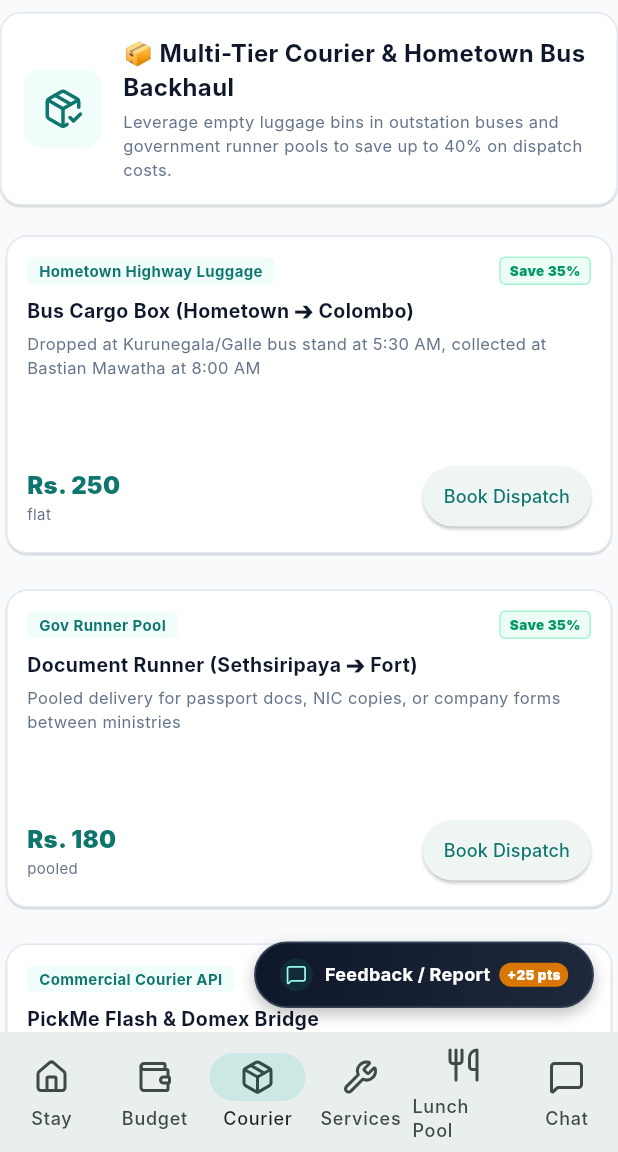
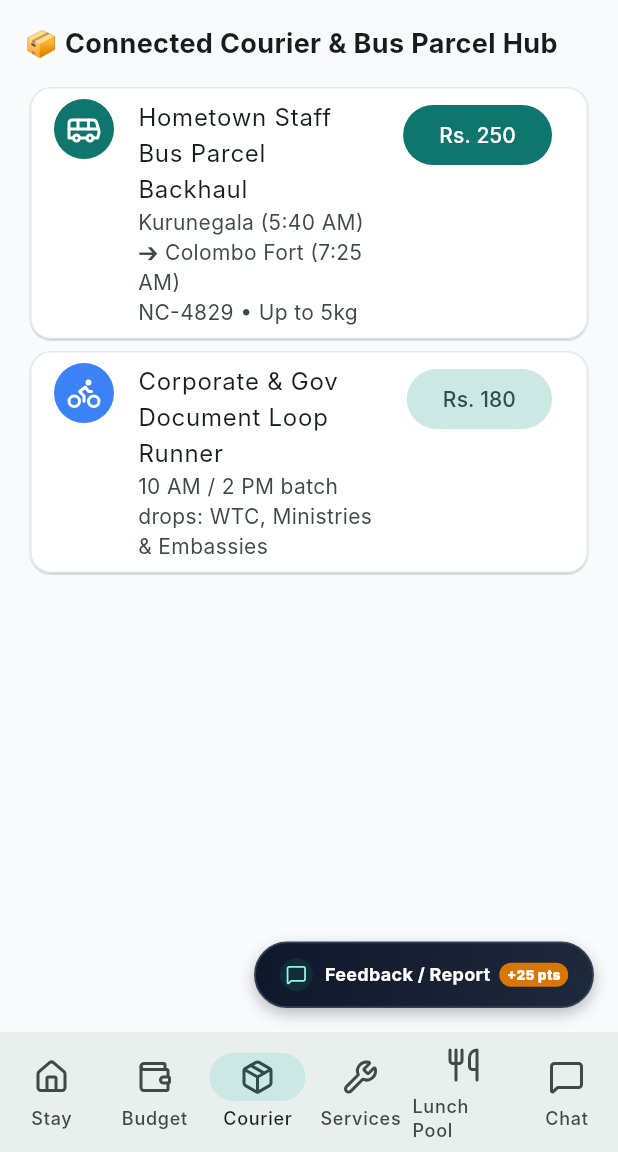
Before and after one commit to cmsys-v2/Colombo-Hub, a Flutter app: the screen it shows after launch, item 3 of the bottom bar chosen, on a phone screen of 412 x 824 dp, the part 84-1236 px from its top. Run offline on Flutter 3.47's test engine with Material 3 defaults, Android fonts, the phone set to English and light mode, and no system bars; our stand-ins replace firebase_core, firebase_remote_config, flutter_riverpod, geolocator, image_picker, lucide_icons_flutter; accounts and stored records are empty; Roboto replaces fonts that are missing (Inter).

Commit message:
feat: implement staff bus parcel backhaul and loop document runner in CourierScreen

```diff
--- a/lib/features/courier/screens/courier_screen.dart
+++ b/lib/features/courier/screens/courier_screen.dart
@@ -1,183 +1,45 @@
 import 'package:flutter/material.dart';
-import 'package:flutter_riverpod/flutter_riverpod.dart';
 import 'package:lucide_icons_flutter/lucide_icons.dart';
-import '../../../core/theme/app_theme.dart';
-import '../../../core/utils/currency_formatter.dart';
-import '../../../models/courier_model.dart';
-import '../../../state/app_providers.dart';
-import '../../../views/widgets/payment_modal.dart';
 
-/// ColomboHub Courier Screen
-/// Commuter backhaul & multi-tier parcel dispatch:
-/// - Same-Day Corporate Runner (Sethsiripaya & Fort)
-/// - Weekend Hometown Express Bus Backhaul (Kandy, Galle, Matara, Kurunegala)
-/// - Urgent Legal / Form-C Attestation Courier
-/// - Live tracking and dispatch scheduling with PayHere & FriMi.
-class CourierScreen extends ConsumerWidget {
+class CourierScreen extends StatelessWidget {
   const CourierScreen({super.key});
 
   @override
-  Widget build(BuildContext context, WidgetRef ref) {
-    final courierOptions = ref.watch(courierOptionsProvider);
-
-    return SingleChildScrollView(
-      padding: const EdgeInsets.symmetric(vertical: 8),
-      child: Column(
-        crossAxisAlignment: CrossAxisAlignment.start,
-        children: [
-          // Banner
-          Card(
-            margin: const EdgeInsets.only(bottom: 16),
-            child: Padding(
-              padding: const EdgeInsets.all(16),
-              child: Row(
-                children: [
-                  Container(
-                    padding: const EdgeInsets.all(12),
-                    decoration: BoxDecoration(
-                      color: AppTheme.lightTeal,
-                      borderRadius: BorderRadius.circular(12),
-                    ),
-                    child: const Icon(LucideIcons.packageCheck, size: 28, color: AppTheme.primaryTeal),
-                  ),
-                  const SizedBox(width: 14),
-                  const Expanded(
-                    child: Column(
-                      crossAxisAlignment: CrossAxisAlignment.start,
-                      children: [
-                        Text(
-                          '📦 Multi-Tier Courier & Hometown Bus Backhaul',
-                          style: TextStyle(fontWeight: FontWeight.bold, fontSize: 16, color: AppTheme.slateDark),
-                        ),
-                        SizedBox(height: 3),
-                        Text(
-                          'Leverage empty luggage bins in outstation buses and government runner pools to save up to 40% on dispatch costs.',
-                          style: TextStyle(fontSize: 11, color: AppTheme.slateMuted),
-                        ),
-                      ],
-                    ),
-                  ),
-                ],
-              ),
+  Widget build(BuildContext context) {
+    return ListView(
+      padding: const EdgeInsets.all(16),
+      children: [
+        const Text('📦 Connected Courier & Bus Parcel Hub', style: TextStyle(fontSize: 18, fontWeight: FontWeight.bold)),
+        const SizedBox(height: 12),
+        Card(
+          child: ListTile(
+            leading: const CircleAvatar(backgroundColor: Color(0xFF0F766E), child: Icon(LucideIcons.bus, color: Colors.white)),
+            title: const Text('Hometown Staff Bus Parcel Backhaul'),
+            subtitle: const Text('Kurunegala (5:40 AM) ➔ Colombo Fort (7:25 AM)\nNC-4829 • Up to 5kg'),
+            trailing: FilledButton(
+              onPressed: () {
+                ScaffoldMessenger.of(context).showSnackBar(const SnackBar(content: Text('Bus Luggage Slot Reserved (Rs. 250)!')));
+              },
+              child: const Text('Rs. 250'),
             ),
+            isThreeLine: true,
           ),
-
-          // Options Grid
-          LayoutBuilder(
-            builder: (context, constraints) {
-              final crossAxisCount = constraints.maxWidth > 800 ? 3 : 1;
-              return GridView.builder(
-                shrinkWrap: true,
-                physics: const NeverScrollableScrollPhysics(),
-                gridDelegate: SliverGridDelegateWithFixedCrossAxisCount(
-                  crossAxisCount: crossAxisCount,
-                  crossAxisSpacing: 16,
-                  mainAxisSpacing: 16,
-                  mainAxisExtent: 220,
-                ),
-                itemCount: courierOptions.length,
-                itemBuilder: (context, index) {
-                  final item = courierOptions[index];
-                  return _buildCourierCard(context, item);
-                },
-              );
-            },
+        ),
+        Card(
+          child: ListTile(
+            leading: const CircleAvatar(backgroundColor: Color(0xFF3B82F6), child: Icon(LucideIcons.bike, color: Colors.white)),
+            title: const Text('Corporate & Gov Document Loop Runner'),
+            subtitle: const Text('10 AM / 2 PM batch drops: WTC, Ministries & Embassies'),
+            trailing: FilledButton.tonal(
+              onPressed: () {
+                ScaffoldMessenger.of(context).showSnackBar(const SnackBar(content: Text('Document Runner Booked (Rs. 180)!')));
+              },
+              child: const Text('Rs. 180'),
+            ),
+            isThreeLine: true,
           ),
-        ],
-      ),
-    );
-  }
-
-  Widget _buildCourierCard(BuildContext context, CourierModel item) {
-    return Card(
-      child: Padding(
-        padding: const EdgeInsets.all(14),
-        child: Column(
-          crossAxisAlignment: CrossAxisAlignment.start,
-          mainAxisAlignment: MainAxisAlignment.spaceBetween,
-          children: [
-            Column(
-              crossAxisAlignment: CrossAxisAlignment.start,
-              children: [
-                Row(
-                  mainAxisAlignment: MainAxisAlignment.spaceBetween,
-                  children: [
-                    Container(
-                      padding: const EdgeInsets.symmetric(horizontal: 8, vertical: 2),
-                      decoration: BoxDecoration(
-                        color: AppTheme.lightTeal,
-                        borderRadius: BorderRadius.circular(4),
-                      ),
-                      child: Text(
-                        item.tierTag,
-                        style: const TextStyle(fontSize: 10, fontWeight: FontWeight.bold, color: AppTheme.darkTeal),
-                      ),
-                    ),
-                    Container(
-                      padding: const EdgeInsets.symmetric(horizontal: 6, vertical: 2),
-                      decoration: BoxDecoration(
-                        color: AppTheme.emeraldLight,
-                        borderRadius: BorderRadius.circular(4),
-                        border: Border.all(color: AppTheme.emeraldBorder),
-                      ),
-                      child: Text(
-                        'Save ${(item.backhaulDiscountPercent * 100).toInt()}%',
-                        style: const TextStyle(fontSize: 9, fontWeight: FontWeight.w900, color: AppTheme.emeraldGreen),
-                      ),
-                    ),
-                  ],
-                ),
-                const SizedBox(height: 8),
-                Text(
-                  item.title,
-                  style: const TextStyle(fontWeight: FontWeight.bold, fontSize: 13, color: AppTheme.slateDark),
-                ),
-                const SizedBox(height: 4),
-                Text(
-                  item.description,
-                  style: const TextStyle(fontSize: 11, color: AppTheme.slateMuted),
-                  maxLines: 2,
-                  overflow: TextOverflow.ellipsis,
-                ),
-              ],
-            ),
-            Row(
-              mainAxisAlignment: MainAxisAlignment.spaceBetween,
-              children: [
-                Column(
-                  crossAxisAlignment: CrossAxisAlignment.start,
-                  children: [
-                    Text(
-                      CurrencyFormatter.formatLkr(item.price),
-                      style: const TextStyle(fontWeight: FontWeight.w900, fontSize: 16, color: AppTheme.darkTeal),
-                    ),
-                    Text(
-                      item.priceLabel,
-                      style: const TextStyle(fontSize: 10, color: AppTheme.slateMuted),
-                    ),
-                  ],
-                ),
-                ElevatedButton(
-                  style: ElevatedButton.styleFrom(
-                    padding: const EdgeInsets.symmetric(horizontal: 14, vertical: 8),
-                  ),
-                  onPressed: () {
-                    showDialog(
-                      context: context,
-                      builder: (ctx) => PaymentModal(
-                        title: 'Book Courier: ${item.title}',
-                        amount: item.price,
-                        vendorId: item.vendorId,
-                      ),
-                    );
-                  },
-                  child: const Text('Book Dispatch', style: TextStyle(fontSize: 12)),
-                ),
-              ],
-            ),
-          ],
         ),
-      ),
+      ],
     );
   }
 }
```
